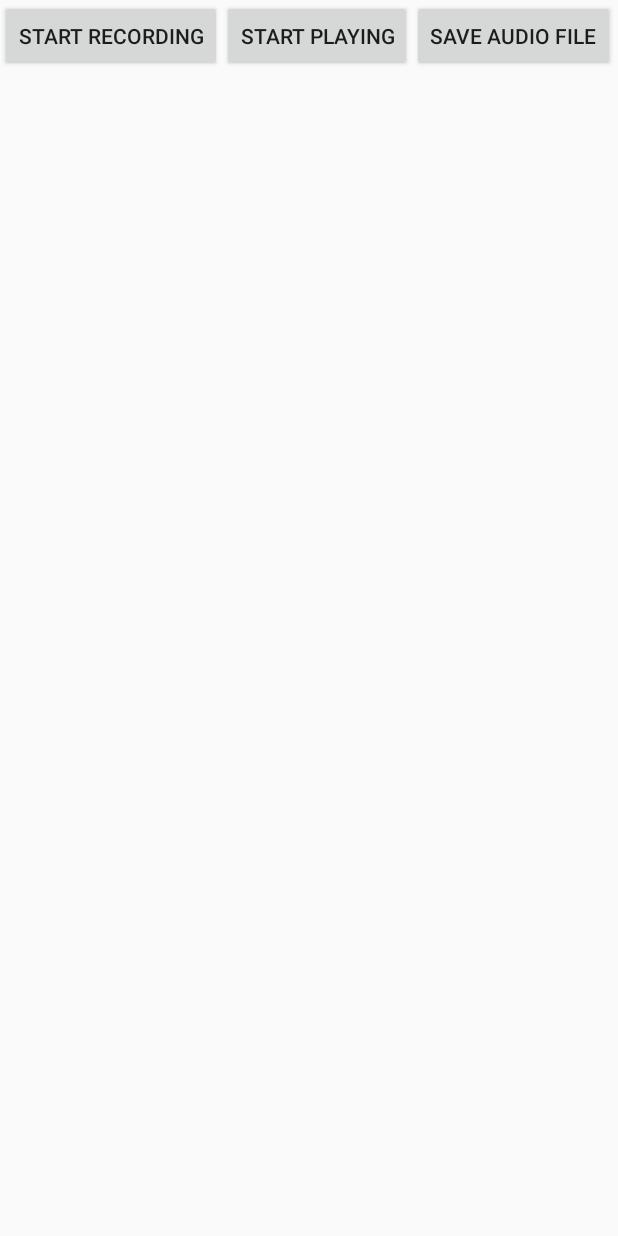
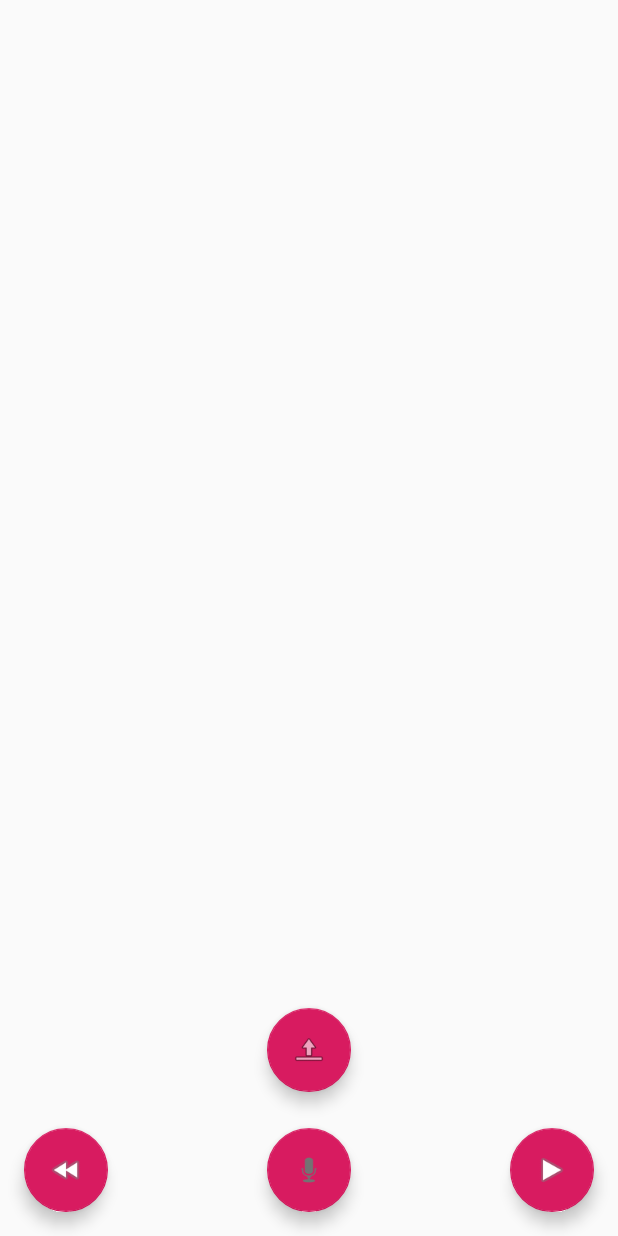
Before and after one commit to moxue1989/WallFly, an Android app: the AudioActivity screen opened directly, with no data from a screen before it, on a phone screen of 412 x 824 dp. Run offline under Robolectric (Android 15) with nearby library versions, the phone set to English and light mode, and no system bars; libraries missing offline, so code that uses them is left out: com.microsoft.azure; 1 statement that could not run was skipped.

Commit message:
audio activity stuff

```diff
--- a/app/src/main/java/com/example/mo/test/AudioActivity.java
+++ b/app/src/main/java/com/example/mo/test/AudioActivity.java
@@ -6,6 +6,7 @@ import android.content.pm.PackageManager;
 import android.media.MediaPlayer;
 import android.media.MediaRecorder;
 import android.os.Bundle;
+import android.os.StrictMode;
 import android.support.annotation.NonNull;
 import android.support.v4.app.ActivityCompat;
 import android.support.v7.app.AppCompatActivity;
@@ -13,9 +14,13 @@ import android.support.v7.widget.AppCompatButton;
 import android.util.Log;
 import android.view.View;
 import android.view.ViewGroup;
+import android.widget.ArrayAdapter;
 import android.widget.LinearLayout;
+import android.widget.ListView;
+import android.widget.Toast;
 
 import java.io.IOException;
+import java.util.List;
 
 public class AudioActivity extends AppCompatActivity {
 
@@ -23,13 +28,12 @@ public class AudioActivity extends AppCompatActivity {
     private static final int REQUEST_RECORD_AUDIO_PERMISSION = 200;
     private static String mFileName = null;
 
-    private AppCompatButton mRecordButton = null;
+    private boolean isRecording = false;
+    private boolean isPlaying = false;
+
     private MediaRecorder mRecorder = null;
 
-    private AppCompatButton mPlayButton = null;
     private MediaPlayer mPlayer = null;
-
-    private AppCompatButton mSaveButton = null;;
 
     // Requesting permission to RECORD_AUDIO
     private boolean permissionToRecordAccepted = false;
@@ -47,36 +51,39 @@ public class AudioActivity extends AppCompatActivity {
 
     }
 
-    private void onRecord(boolean start) {
-        if (start) {
-            startRecording();
-        } else {
-            stopRecording();
+    private void startPlaying() {
+        mPlayer = new MediaPlayer() {
+            @Override
+            public void setOnCompletionListener(OnCompletionListener listener) {
+                findViewById(R.id.fab_record).setOnClickListener(recordClickListener);
+                findViewById(R.id.fab_save).setOnClickListener(saveClickListener);
+                super.setOnCompletionListener(listener);
             }
-    }
-
-    private void onPlay(boolean start) {
-        if (start) {
-            startPlaying();
-        } else {
-            stopPlaying();
-        }
-    }
-
-    private void startPlaying() {
-        mPlayer = new MediaPlayer();
+        };
         try {
             mPlayer.setDataSource(mFileName);
             mPlayer.prepare();
             mPlayer.start();
+            Toast.makeText(getApplicationContext(), "Audio has begun",
+                    Toast.LENGTH_LONG).show();
+            isPlaying = true;
+            findViewById(R.id.fab_record).setOnClickListener(null);
+            findViewById(R.id.fab_save).setOnClickListener(null);
         } catch (IOException e) {
             Log.e(LOG_TAG, "prepare() failed");
+            Toast.makeText(getApplicationContext(), "There was a problem playing your audio",
+                    Toast.LENGTH_LONG).show();
         }
     }
 
     private void stopPlaying() {
         mPlayer.release();
         mPlayer = null;
+        Toast.makeText(getApplicationContext(), "Audio has ended",
+                Toast.LENGTH_LONG).show();
+        isPlaying = false;
+        findViewById(R.id.fab_record).setOnClickListener(recordClickListener);
+        findViewById(R.id.fab_save).setOnClickListener(saveClickListener);
     }
 
     private void startRecording() {
@@ -85,72 +92,86 @@ public class AudioActivity extends AppCompatActivity {
         mRecorder.setOutputFormat(MediaRecorder.OutputFormat.THREE_GPP);
         mRecorder.setOutputFile(mFileName);
         mRecorder.setAudioEncoder(MediaRecorder.AudioEncoder.AMR_NB);
-
         try {
             mRecorder.prepare();
         } catch (IOException e) {
             Log.e(LOG_TAG, "prepare() failed");
         }
-
         mRecorder.start();
+        Toast.makeText(getApplicationContext(), "Recording has begun",
+                Toast.LENGTH_LONG).show();
+        isRecording = true;
+        findViewById(R.id.fab_play).setOnClickListener(null);
+        findViewById(R.id.fab_save).setOnClickListener(null);
     }
 
     private void stopRecording() {
         mRecorder.stop();
         mRecorder.release();
         mRecorder = null;
+        Toast.makeText(getApplicationContext(), "Recording has ended",
+                Toast.LENGTH_LONG).show();
+        isRecording = false;
+        findViewById(R.id.fab_play).setOnClickListener(playClickListener);
+        findViewById(R.id.fab_save).setOnClickListener(saveClickListener);
     }
 
-    class RecordButton extends AppCompatButton {
-        boolean mStartRecording = true;
+    @Override
+    public void onCreate(Bundle icicle) {
+        super.onCreate(icicle);
+        setContentView(R.layout.activity_audio);
+        // Record to the external cache directory for visibility
+        mFileName = getExternalCacheDir().getAbsolutePath();
+        mFileName += "/audioRecord.3gp";
 
-        OnClickListener clicker = new OnClickListener() {
+        StrictMode.ThreadPolicy policy = new StrictMode.ThreadPolicy.Builder().permitAll().build();
+        StrictMode.setThreadPolicy(policy);
+
+        ActivityCompat.requestPermissions(this, permissions, REQUEST_RECORD_AUDIO_PERMISSION);
+
+        findViewById(R.id.fab_record).setOnClickListener(recordClickListener);
+        findViewById(R.id.fab_play).setOnClickListener(playClickListener);
+        findViewById(R.id.fab_save).setOnClickListener(saveClickListener);
+        findViewById(R.id.fab_back).setOnClickListener(new View.OnClickListener() {
+            @Override
             public void onClick(View v) {
-                onRecord(mStartRecording);
-                if (mStartRecording) {
-                    setText("Stop recording");
-                } else {
-                    setText("Start recording");
+                if (isPlaying) {
+                    stopPlaying();
                 }
-                mStartRecording = !mStartRecording;
+                if (isRecording) {
+                    stopRecording();
                 }
-        };
-
-        public RecordButton(Context ctx) {
-            super(ctx);
-            setText("Start recording");
-            setOnClickListener(clicker);
+                mFileName = null;
+                finish();
             }
+        });
+        updateAdapter();
     }
 
-    class PlayButton extends AppCompatButton {
-        boolean mStartPlaying = true;
+    public void updateAdapter() {
+        ArrayAdapter adapter = new ArrayAdapter<String>(this,
+                R.layout.listitem_file, (List) StorageReader.getAudioFileList(this));
 
-        OnClickListener clicker = new OnClickListener() {
-            public void onClick(View v) {
-                onPlay(mStartPlaying);
-                if (mStartPlaying) {
-                    setText("Stop playing");
-                } else {
-                    setText("Start playing");
-                }
-                mStartPlaying = !mStartPlaying;
-            }
-        };
-
-        public PlayButton(Context ctx) {
-            super(ctx);
-            setText("Start playing");
-            setOnClickListener(clicker);
-        }
+        ListView listView = findViewById(R.id.audio_file_list);
+        listView.setAdapter(adapter);
     }
 
-    class SaveButton extends AppCompatButton {
-        OnClickListener clicker = new OnClickListener() {
+    private View.OnClickListener saveClickListener = new View.OnClickListener() {
+        @Override
         public void onClick(View v) {
-               if(mFileName != null){
+            if (mFileName != null) {
                 try {
-                       new UploadAudioTask().execute(mFileName);
+                    Toast.makeText(getApplicationContext(), "Your upload has begun",
+                            Toast.LENGTH_LONG).show();
+                    new UploadAudioTask(){
+                        @Override
+                        protected void onPostExecute(Long aLong) {
+                            super.onPostExecute(aLong);
+                            Toast.makeText(getApplicationContext(), "Your upload has finished",
+                                    Toast.LENGTH_LONG).show();
+                            updateAdapter();
+                        }
+                    }.execute(mFileName);
                 } catch (Exception e) {
                     e.printStackTrace();
                 }
@@ -158,46 +179,27 @@ public class AudioActivity extends AppCompatActivity {
         }
     };
 
-        public SaveButton(Context ctx) {
-            super(ctx);
-            setText("Save Audio File");
-            setOnClickListener(clicker);
+    private View.OnClickListener recordClickListener = new View.OnClickListener() {
+        @Override
+        public void onClick(View v) {
+            if (!isRecording) {
+                startRecording();
+            } else {
+                stopRecording();
             }
         }
+    };
 
+    private View.OnClickListener playClickListener = new View.OnClickListener() {
         @Override
-    public void onCreate(Bundle icicle) {
-        super.onCreate(icicle);
-
-        // Record to the external cache directory for visibility
-        mFileName = getExternalCacheDir().getAbsolutePath();
-        mFileName += "/audioRecord.3gp";
-
-        ActivityCompat.requestPermissions(this, permissions, REQUEST_RECORD_AUDIO_PERMISSION);
-
-        LinearLayout ll = new LinearLayout(this);
-        mRecordButton = new RecordButton(this);
-        ll.addView(mRecordButton,
-                new LinearLayout.LayoutParams(
-                        ViewGroup.LayoutParams.WRAP_CONTENT,
-                        ViewGroup.LayoutParams.WRAP_CONTENT,
-                        0));
-        mPlayButton = new PlayButton(this);
-        ll.addView(mPlayButton,
-                new LinearLayout.LayoutParams(
-                        ViewGroup.LayoutParams.WRAP_CONTENT,
-                        ViewGroup.LayoutParams.WRAP_CONTENT,
-                        0));
-
-        mSaveButton = new SaveButton(this);
-        ll.addView(mSaveButton,
-                new LinearLayout.LayoutParams(
-                        ViewGroup.LayoutParams.WRAP_CONTENT,
-                        ViewGroup.LayoutParams.WRAP_CONTENT,
-                        0));
-        setContentView(ll);
-
+        public void onClick(View v) {
+            if (!isPlaying) {
+                startPlaying();
+            } else {
+                stopPlaying();
             }
+        }
+    };
 
     @Override
     public void onStop() {
--- a/app/src/main/java/com/example/mo/test/StorageReader.java
+++ b/app/src/main/java/com/example/mo/test/StorageReader.java
@@ -25,4 +25,19 @@ public class StorageReader extends StorageInteraction {
         }
         return fileList;
     }
+    public static Iterable<String> getAudioFileList(Activity context) {
+        List<String> fileList = new ArrayList<>();
+        try {
+            for (ListBlobItem blobItem : getAudioContainer().listBlobs()) {
+                if (blobItem instanceof CloudBlockBlob) {
+                    CloudBlockBlob retrievedBlob = (CloudBlockBlob) blobItem;
+                    fileList.add(retrievedBlob.getName());
+                }
+            }
+        } catch (Exception e) {
+            Toast.makeText(context, "There was a problem connecting to your account",
+                    Toast.LENGTH_SHORT).show();
+        }
+        return fileList;
+    }
 }
--- a/app/src/main/res/layout/activity_audio.xml
+++ b/app/src/main/res/layout/activity_audio.xml
@@ -1,7 +1,41 @@
 <?xml version="1.0" encoding="utf-8"?>
-<android.support.constraint.ConstraintLayout xmlns:android="http://schemas.android.com/apk/res/android"
+<android.support.design.widget.CoordinatorLayout xmlns:android="http://schemas.android.com/apk/res/android"
     xmlns:app="http://schemas.android.com/apk/res-auto"
+    xmlns:tools="http://schemas.android.com/tools"
     android:layout_width="match_parent"
-    android:layout_height="match_parent">
+    android:layout_height="match_parent"
+    tools:context=".AudioActivity">
 
-</android.support.constraint.ConstraintLayout>
+    <include layout="@layout/content_audio"
+        android:layout_height="match_parent"
+        android:layout_width="match_parent"/>
+
+    <android.support.design.widget.FloatingActionButton
+        android:id="@+id/fab_record"
+        android:layout_width="wrap_content"
+        android:layout_height="wrap_content"
+        android:layout_gravity="bottom|center_horizontal"
+        android:layout_margin="@dimen/fab_margin"
+        app:srcCompat="@android:drawable/ic_btn_speak_now" />
+    <android.support.design.widget.FloatingActionButton
+        android:id="@+id/fab_play"
+        android:layout_width="wrap_content"
+        android:layout_height="wrap_content"
+        android:layout_gravity="bottom|right"
+        android:layout_margin="@dimen/fab_margin"
+        app:srcCompat="@android:drawable/ic_media_play" />
+    <android.support.design.widget.FloatingActionButton
+        android:id="@+id/fab_save"
+        android:layout_width="wrap_content"
+        android:layout_height="wrap_content"
+        android:layout_gravity="bottom|center_horizontal"
+        android:layout_marginBottom="96dp"
+        app:srcCompat="@android:drawable/ic_menu_upload" />
+    <android.support.design.widget.FloatingActionButton
+        android:id="@+id/fab_back"
+        android:layout_width="wrap_content"
+        android:layout_height="wrap_content"
+        android:layout_gravity="bottom|start"
+        android:layout_margin="@dimen/fab_margin"
+        app:srcCompat="@android:drawable/ic_media_rew" />
+</android.support.design.widget.CoordinatorLayout>
--- /dev/null
+++ b/app/src/main/res/layout/content_audio.xml
@@ -0,0 +1,16 @@
+<?xml version="1.0" encoding="utf-8"?>
+<ScrollView xmlns:android="http://schemas.android.com/apk/res/android"
+    android:layout_width="match_parent"
+    android:layout_height="match_parent"
+    android:fillViewport="true">
+    <LinearLayout
+        android:layout_width="match_parent"
+        android:layout_height="fill_parent"
+        android:orientation="vertical" >
+        <ListView
+            android:id="@+id/audio_file_list"
+            android:layout_width="fill_parent"
+            android:layout_height="fill_parent"
+            android:drawSelectorOnTop="false"/>
+    </LinearLayout>
+</ScrollView>
```
Also changed, not shown: app/src/main/java/com/example/mo/test/UploadAudioTask.java (+4 -0 lines), app/src/main/res/layout/activity_main.xml (+1 -16 lines). Lines whose indentation alone changed are shown as unchanged.
